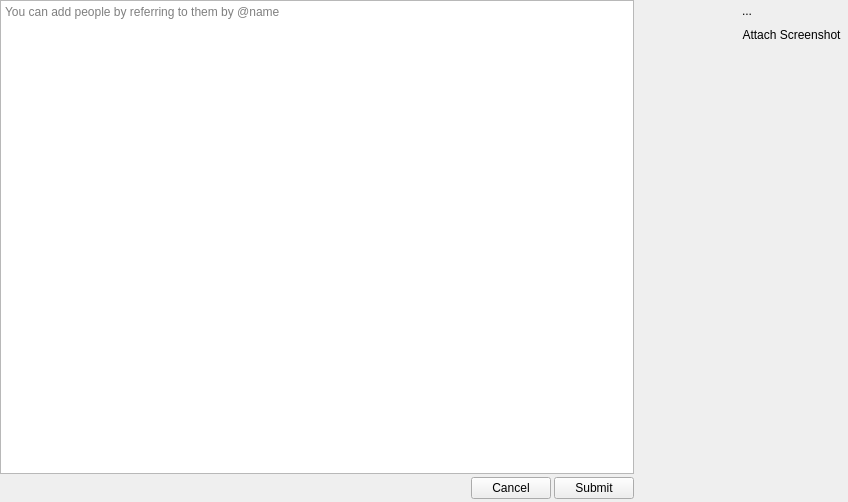
This is python/note_input_widget/resources/note_input_widget.ui in shotgunsoftware/tk-framework-qtwidgets as Qt 5 draws it before an edit. The edited form follows.
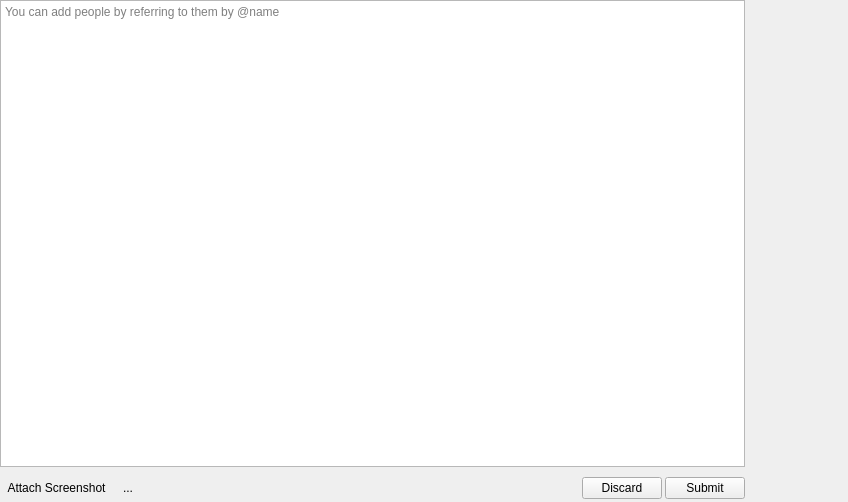
This is the edited form. Icons and pictures are not drawn. Custom widgets are drawn as their Qt base class.

Commit message: Implement design feedback.

The edit to the form file:
```diff
--- a/python/note_input_widget/resources/note_input_widget.ui
+++ b/python/note_input_widget/resources/note_input_widget.ui
@@ -59,6 +59,9 @@
        </property>
        <item>
         <layout class="QHBoxLayout" name="horizontalLayout">
+         <property name="spacing">
+          <number>7</number>
+         </property>
          <item>
           <layout class="QVBoxLayout" name="verticalLayout">
            <item>
@@ -82,6 +85,43 @@
              <property name="bottomMargin">
               <number>3</number>
              </property>
+             <item>
+              <widget class="QToolButton" name="screenshot">
+               <property name="toolTip">
+                <string>Take a screenshot</string>
+               </property>
+               <property name="text">
+                <string>Attach Screenshot</string>
+               </property>
+               <property name="icon">
+                <iconset resource="resources.qrc">
+                 <normaloff>:/tk_framework_qtwidgets.note_input_widget/camera_hl.png</normaloff>:/tk_framework_qtwidgets.note_input_widget/camera_hl.png</iconset>
+               </property>
+               <property name="toolButtonStyle">
+                <enum>Qt::ToolButtonIconOnly</enum>
+               </property>
+               <property name="autoRaise">
+                <bool>true</bool>
+               </property>
+              </widget>
+             </item>
+             <item>
+              <widget class="QToolButton" name="attach">
+               <property name="toolTip">
+                <string>Attach Files</string>
+               </property>
+               <property name="text">
+                <string>...</string>
+               </property>
+               <property name="icon">
+                <iconset resource="resources.qrc">
+                 <normaloff>:/tk_framework_qtwidgets.note_input_widget/paper_clip.png</normaloff>:/tk_framework_qtwidgets.note_input_widget/paper_clip.png</iconset>
+               </property>
+               <property name="autoRaise">
+                <bool>true</bool>
+               </property>
+              </widget>
+             </item>
              <item>
               <spacer name="horizontalSpacer_2">
                <property name="orientation">
@@ -107,7 +147,7 @@
                 <string/>
                </property>
                <property name="text">
-                <string>Cancel</string>
+                <string>Discard</string>
                </property>
               </widget>
              </item>
@@ -131,6 +171,9 @@
                  <height>20</height>
                 </size>
                </property>
+               <property name="flat">
+                <bool>false</bool>
+               </property>
               </widget>
              </item>
             </layout>
@@ -167,70 +210,10 @@
             <set>Qt::AlignBottom|Qt::AlignHCenter</set>
            </property>
            <property name="margin">
-            <number>3</number>
+            <number>0</number>
            </property>
           </widget>
          </item>
-         <item>
-          <layout class="QVBoxLayout" name="button_layout_right">
-           <property name="spacing">
-            <number>3</number>
-           </property>
-           <property name="leftMargin">
-            <number>5</number>
-           </property>
-           <item>
-            <widget class="QToolButton" name="attach">
-             <property name="toolTip">
-              <string>Attach Files</string>
-             </property>
-             <property name="text">
-              <string>...</string>
-             </property>
-             <property name="icon">
-              <iconset resource="resources.qrc">
-               <normaloff>:/tk_framework_qtwidgets.note_input_widget/paper_clip.png</normaloff>:/tk_framework_qtwidgets.note_input_widget/paper_clip.png</iconset>
-             </property>
-             <property name="autoRaise">
-              <bool>true</bool>
-             </property>
-            </widget>
-           </item>
-           <item>
-            <widget class="QToolButton" name="screenshot">
-             <property name="toolTip">
-              <string>Take a screenshot</string>
-             </property>
-             <property name="text">
-              <string>Attach Screenshot</string>
-             </property>
-             <property name="icon">
-              <iconset resource="resources.qrc">
-               <normaloff>:/tk_framework_qtwidgets.note_input_widget/camera_hl.png</normaloff>:/tk_framework_qtwidgets.note_input_widget/camera_hl.png</iconset>
-             </property>
-             <property name="toolButtonStyle">
-              <enum>Qt::ToolButtonIconOnly</enum>
-             </property>
-             <property name="autoRaise">
-              <bool>true</bool>
-             </property>
-            </widget>
-           </item>
-           <item>
-            <spacer name="verticalSpacer">
-             <property name="orientation">
-              <enum>Qt::Vertical</enum>
-             </property>
-             <property name="sizeHint" stdset="0">
-              <size>
-               <width>20</width>
-               <height>40</height>
-              </size>
-             </property>
-            </spacer>
-           </item>
-          </layout>
-         </item>
         </layout>
        </item>
       </layout>
```
The commit also changes 1 other file.
